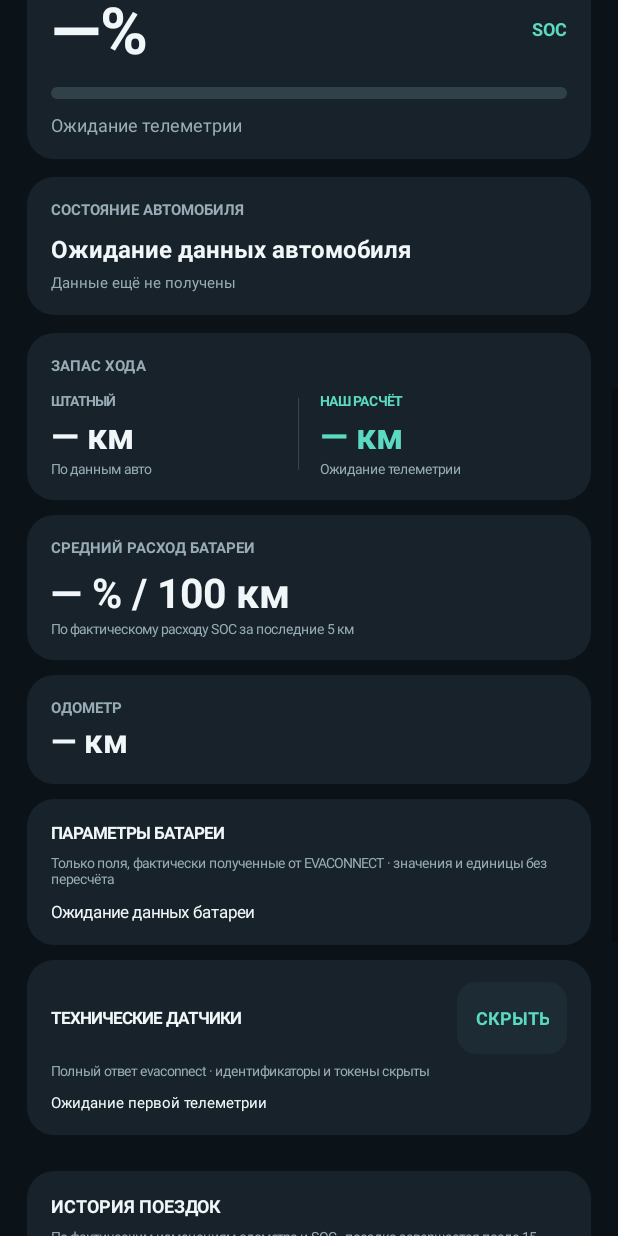
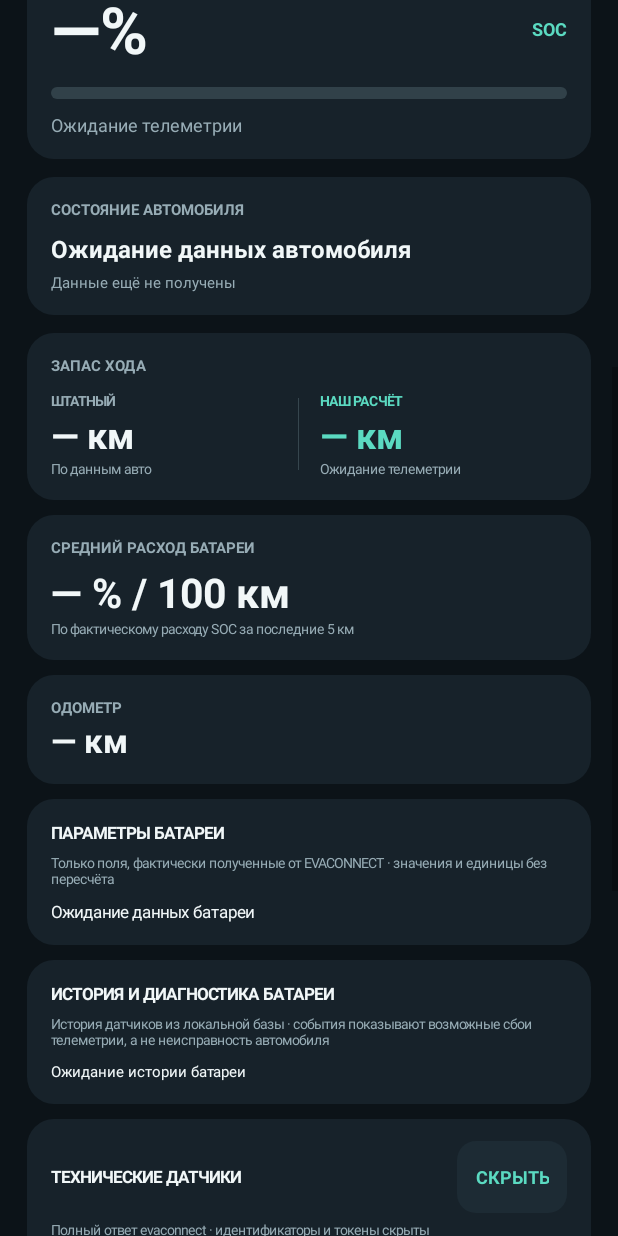
Before and after one commit to cthfyn77-sketch/evolute-telemetry-collector-, an Android app: the screen it shows after launch (MainActivity), scrolled down 576 dp, on a phone screen of 412 x 824 dp. Run offline under Robolectric (Android 15) with nearby library versions, the phone set to English and light mode, and no system bars; libraries missing offline, so code that uses them is left out: com.chaquo.python; 2 statements that could not run were skipped.

Commit message:
Add battery history and telemetry quality panel

```diff
--- a/app/src/main/java/com/evolute/telemetrycollector/MainActivity.kt
+++ b/app/src/main/java/com/evolute/telemetrycollector/MainActivity.kt
@@ -43,6 +43,7 @@ class MainActivity : Activity() {
     private lateinit var consumptionValue: TextView
     private lateinit var odometerValue: TextView
     private lateinit var batteryMetricsValue: TextView
+    private lateinit var batteryHistoryValue: TextView
     private lateinit var apiFieldsValue: TextView
     private lateinit var apiFieldsCard: LinearLayout
     private lateinit var sensorReadingsContent: LinearLayout
@@ -288,6 +289,17 @@ class MainActivity : Activity() {
         content.addView(batteryCard)
 
         addGap(content, 10)
+        val batteryHistoryCard = card()
+        batteryHistoryCard.addView(text("ИСТОРИЯ И ДИАГНОСТИКА БАТАРЕИ", 11f, white, true))
+        addGap(batteryHistoryCard, 6)
+        batteryHistoryCard.addView(text("История датчиков из локальной базы · события показывают возможные сбои телеметрии, а не неисправность автомобиля", 9f, muted))
+        addGap(batteryHistoryCard, 8)
+        batteryHistoryValue = text("Ожидание истории батареи", 10f, white)
+        batteryHistoryValue.setLineSpacing(dp(2).toFloat(), 1f)
+        batteryHistoryCard.addView(batteryHistoryValue)
+        content.addView(batteryHistoryCard)
+
+        addGap(content, 10)
         apiFieldsCard = card()
         apiFieldsCard.addView(row().apply {
             addView(text("ТЕХНИЧЕСКИЕ ДАТЧИКИ", 11f, white, true),
@@ -509,9 +521,11 @@ class MainActivity : Activity() {
             socBar.layoutParams = params
         }
         apiFieldsValue.text = latest?.let { formatApiFields(it.sensorsJson) } ?: "Ожидание первой телеметрии"
+        val batteryHistory = BatteryHistoryAnalyzer.analyze(db.recentSnapshots(240))
         batteryMetricsValue.text = if (latest != null) {
             BatteryTelemetryFormatter.format(db.recentSnapshots(20))
         } else "Ожидание данных батареи"
+        batteryHistoryValue.text = BatteryHistoryAnalyzer.render(batteryHistory)
         val averageConsumption = db.averageConsumptionPer100Km()
         consumptionValue.text = averageConsumption?.let { String.format(java.util.Locale.US, "%.1f %% / 100 км", it) } ?: "— % / 100 км"
         val session = if (store.get() != null) "Авторизация: сохранена" else "Авторизация: не выполнена"
```
